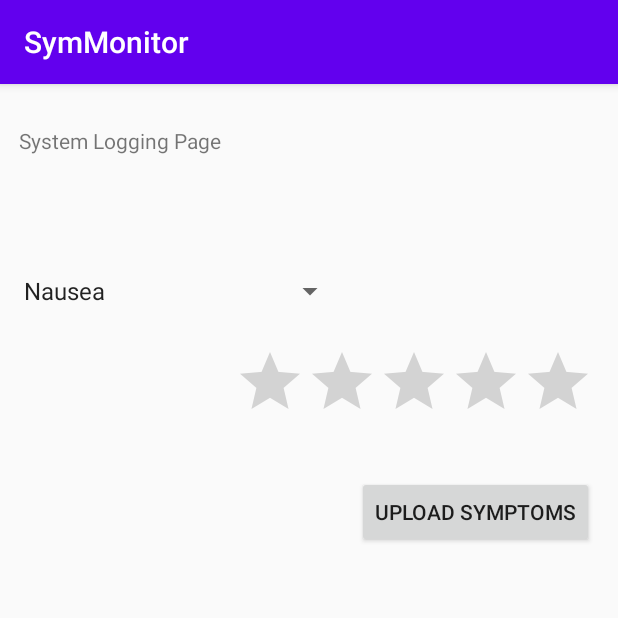
After one commit to SoulReaperO3/MS-Computer-Science, an Android app: the SymptomLoggingPage screen opened directly, with no data from a screen before it, on a phone screen of 412 x 824 dp, the top half of it. The commit adds this screen. Run offline under Robolectric (Android 15) with nearby library versions, the phone set to English and light mode, and no system bars.

Commit message:
SymMonitor HeartRate, RespRate, symptom page

```diff
--- /dev/null
+++ b/FALL2020/CSE535_MOBILE_COMPUTING/ASSIGNMENT1_SEPT_22_2020/SymMonitor/app/src/main/java/com/example/symmonitor/SymptomLoggingPage.java
@@ -0,0 +1,56 @@
+package com.example.symmonitor;
+
+import androidx.appcompat.app.AppCompatActivity;
+
+import android.os.Bundle;
+import android.view.View;
+import android.widget.AdapterView;
+import android.widget.ArrayAdapter;
+import android.widget.RatingBar;
+import android.widget.Spinner;
+import android.widget.TextView;
+import android.widget.Toast;
+
+public class SymptomLoggingPage extends AppCompatActivity implements AdapterView.OnItemSelectedListener {
+    String[] Symptoms = {"Nausea", "Headache", "Diarrhea", "Soar Throat", "Fever", "Muscle Ache", "Loss of Smell or Taste", "Cough", "Shortness of Breath", "Feeling Tired"};
+    float[] symptomRatingArray = new float[10];
+    RatingBar ratingBar;
+    @Override
+    protected void onCreate(Bundle savedInstanceState) {
+        super.onCreate(savedInstanceState);
+        setContentView(R.layout.activity_symptom_logging_page);
+
+        TextView symptomLogginHeaderTextView = (TextView) findViewById(R.id.symptomLoggingPageHeaderTextView);
+        symptomLogginHeaderTextView.setText("System Logging Page");
+
+        ratingBar = (RatingBar) findViewById(R.id.ratingBar);
+
+        Spinner spin = (Spinner) findViewById(R.id.symptomsListSpinner);
+        spin.setOnItemSelectedListener(this);
+
+        //Creating the ArrayAdapter instance having the bank name list
+        ArrayAdapter aa = new ArrayAdapter(this,android.R.layout.simple_spinner_item,Symptoms);
+        aa.setDropDownViewResource(android.R.layout.simple_spinner_dropdown_item);
+        //Setting the ArrayAdapter data on the Spinner
+        spin.setAdapter(aa);
+    }
+    //Performing action onItemSelected and onNothing selected
+
+    public void onItemSelected(AdapterView<?> arg0, View arg1, final int position, long id) {
+        ratingBar.setOnRatingBarChangeListener(new RatingBar.OnRatingBarChangeListener() {
+
+            @Override
+            public void onRatingChanged(RatingBar ratingBar, float rating, boolean fromUser) {
+                Toast.makeText(getApplicationContext(), Symptoms[position]+" "+String.valueOf(ratingBar.getRating()), Toast.LENGTH_LONG).show();
+                symptomRatingArray[position] = ratingBar.getRating();
+            }
+        });
+        ratingBar.setRating((float) 0.0);
+    }
+
+    @Override
+    public void onNothingSelected(AdapterView<?> arg0) {
+        // TODO Auto-generated method stub
+
+    }
+}
--- /dev/null
+++ b/FALL2020/CSE535_MOBILE_COMPUTING/ASSIGNMENT1_SEPT_22_2020/SymMonitor/app/src/main/res/layout/activity_symptom_logging_page.xml
@@ -0,0 +1,56 @@
+<?xml version="1.0" encoding="utf-8"?>
+<androidx.constraintlayout.widget.ConstraintLayout xmlns:android="http://schemas.android.com/apk/res/android"
+    xmlns:app="http://schemas.android.com/apk/res-auto"
+    xmlns:tools="http://schemas.android.com/tools"
+    android:layout_width="match_parent"
+    android:layout_height="match_parent"
+    tools:context=".SymptomLoggingPage">
+
+    <TextView
+        android:id="@+id/symptomLoggingPageHeaderTextView"
+        android:layout_width="wrap_content"
+        android:layout_height="wrap_content"
+        android:text="TextView"
+        app:layout_constraintBottom_toBottomOf="parent"
+        app:layout_constraintEnd_toEndOf="parent"
+        app:layout_constraintHorizontal_bias="0.045"
+        app:layout_constraintStart_toStartOf="parent"
+        app:layout_constraintTop_toTopOf="parent"
+        app:layout_constraintVertical_bias="0.037" />
+
+    <Spinner
+        android:id="@+id/symptomsListSpinner"
+        android:layout_width="wrap_content"
+        android:layout_height="wrap_content"
+        android:layout_centerHorizontal="true"
+        app:layout_constraintBottom_toBottomOf="parent"
+        app:layout_constraintEnd_toEndOf="parent"
+        app:layout_constraintHorizontal_bias="0.044"
+        app:layout_constraintStart_toStartOf="parent"
+        app:layout_constraintTop_toTopOf="parent"
+        app:layout_constraintVertical_bias="0.169" />
+
+    <Button
+        android:id="@+id/uploadSymptoms"
+        android:layout_width="wrap_content"
+        android:layout_height="wrap_content"
+        android:text="Upload Symptoms"
+        app:layout_constraintBottom_toBottomOf="parent"
+        app:layout_constraintEnd_toEndOf="parent"
+        app:layout_constraintHorizontal_bias="0.936"
+        app:layout_constraintStart_toStartOf="parent"
+        app:layout_constraintTop_toBottomOf="@+id/ratingBar"
+        app:layout_constraintVertical_bias="0.06" />
+
+    <RatingBar
+        android:id="@+id/ratingBar"
+        android:layout_width="wrap_content"
+        android:layout_height="wrap_content"
+        app:layout_constraintBottom_toBottomOf="parent"
+        app:layout_constraintEnd_toEndOf="parent"
+        app:layout_constraintHorizontal_bias="0.906"
+        app:layout_constraintStart_toStartOf="parent"
+        app:layout_constraintTop_toTopOf="parent"
+        app:layout_constraintVertical_bias="0.246" />
+
+</androidx.constraintlayout.widget.ConstraintLayout>
--- a/FALL2020/CSE535_MOBILE_COMPUTING/sampleCodes/DatabaseTutorial/app/src/main/res/layout/content_main.xml
+++ b/FALL2020/CSE535_MOBILE_COMPUTING/sampleCodes/DatabaseTutorial/app/src/main/res/layout/content_main.xml
@@ -59,7 +59,7 @@
         android:layout_height="wrap_content"
         android:layout_below="@+id/editText1"
         android:layout_centerHorizontal="true"
-        android:layout_marginTop="78dp"
+        android:layout_marginTop="80dp"
         android:text="Add to database" />
 
     <EditText
--- a/FALL2020/CSE535_MOBILE_COMPUTING/sampleCodes/DatabaseTutorial/build.gradle
+++ b/FALL2020/CSE535_MOBILE_COMPUTING/sampleCodes/DatabaseTutorial/build.gradle
@@ -3,9 +3,10 @@
 buildscript {
     repositories {
         jcenter()
+        google()
     }
     dependencies {
-        classpath 'com.android.tools.build:gradle:1.5.0'
+        classpath 'com.android.tools.build:gradle:4.0.1'
 
         // NOTE: Do not place your application dependencies here; they belong
         // in the individual module build.gradle files
@@ -15,6 +16,7 @@ buildscript {
 allprojects {
     repositories {
         jcenter()
+        google()
     }
 }
 
```
Also changed, not shown: FALL2020/CSE535_MOBILE_COMPUTING/ASSIGNMENT1_SEPT_22_2020/SymMonitor/app/src/main/AndroidManifest.xml (+10 -0 lines), FALL2020/CSE535_MOBILE_COMPUTING/ASSIGNMENT1_SEPT_22_2020/SymMonitor/app/src/main/java/com/example/symmonitor/AccelSensorHandler.java (added, +116 -0 lines), FALL2020/CSE535_MOBILE_COMPUTING/ASSIGNMENT1_SEPT_22_2020/SymMonitor/app/src/main/java/com/example/symmonitor/MainActivity.java (+90 -24 lines), FALL2020/CSE535_MOBILE_COMPUTING/ASSIGNMENT1_SEPT_22_2020/SymMonitor/app/src/main/res/layout/activity_main.xml (+30 -29 lines), FALL2020/CSE535_MOBILE_COMPUTING/sampleCodes/DatabaseTutorial/gradle/wrapper/gradle-wrapper.properties, 1 other file.
